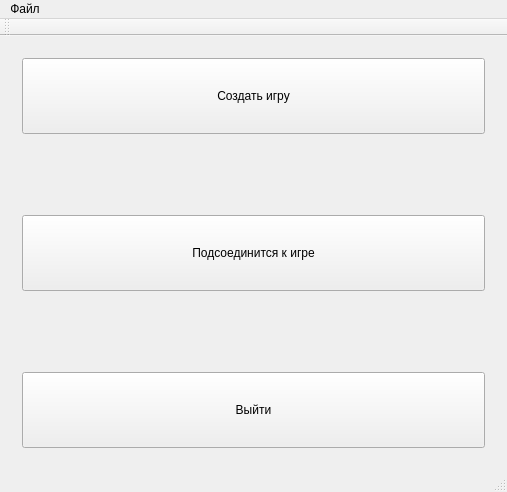
Above: ChessGame/gui/mainwindow.ui from vadimpilyugin/cpp_chess before the change. Below: the same form after it.
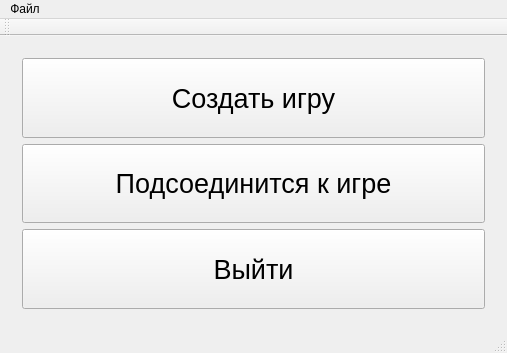
That is the form after the change.

Commit message: Not full screen

Diff of the .ui file:
```diff
--- a/ChessGame/gui/mainwindow.ui
+++ b/ChessGame/gui/mainwindow.ui
@@ -7,7 +7,7 @@
     <x>0</x>
     <y>0</y>
     <width>507</width>
-    <height>492</height>
+    <height>353</height>
    </rect>
   </property>
   <property name="windowTitle">
@@ -33,24 +33,16 @@
             <verstretch>0</verstretch>
            </sizepolicy>
           </property>
+          <property name="font">
+           <font>
+            <pointsize>20</pointsize>
+           </font>
+          </property>
           <property name="text">
            <string>Создать игру</string>
           </property>
          </widget>
         </item>
-        <item>
-         <spacer name="verticalSpacer">
-          <property name="orientation">
-           <enum>Qt::Vertical</enum>
-          </property>
-          <property name="sizeHint" stdset="0">
-           <size>
-            <width>20</width>
-            <height>40</height>
-           </size>
-          </property>
-         </spacer>
-        </item>
         <item>
          <widget class="QPushButton" name="connectGameButton">
           <property name="sizePolicy">
@@ -59,24 +51,16 @@
             <verstretch>0</verstretch>
            </sizepolicy>
           </property>
+          <property name="font">
+           <font>
+            <pointsize>20</pointsize>
+           </font>
+          </property>
           <property name="text">
            <string>Подсоединится к игре</string>
           </property>
          </widget>
         </item>
-        <item>
-         <spacer name="verticalSpacer_2">
-          <property name="orientation">
-           <enum>Qt::Vertical</enum>
-          </property>
-          <property name="sizeHint" stdset="0">
-           <size>
-            <width>20</width>
-            <height>40</height>
-           </size>
-          </property>
-         </spacer>
-        </item>
         <item>
          <widget class="QPushButton" name="exitButton">
           <property name="sizePolicy">
@@ -85,6 +69,11 @@
             <verstretch>0</verstretch>
            </sizepolicy>
           </property>
+          <property name="font">
+           <font>
+            <pointsize>20</pointsize>
+           </font>
+          </property>
           <property name="text">
            <string>Выйти</string>
           </property>
```
The commit also changes 3 other files.
